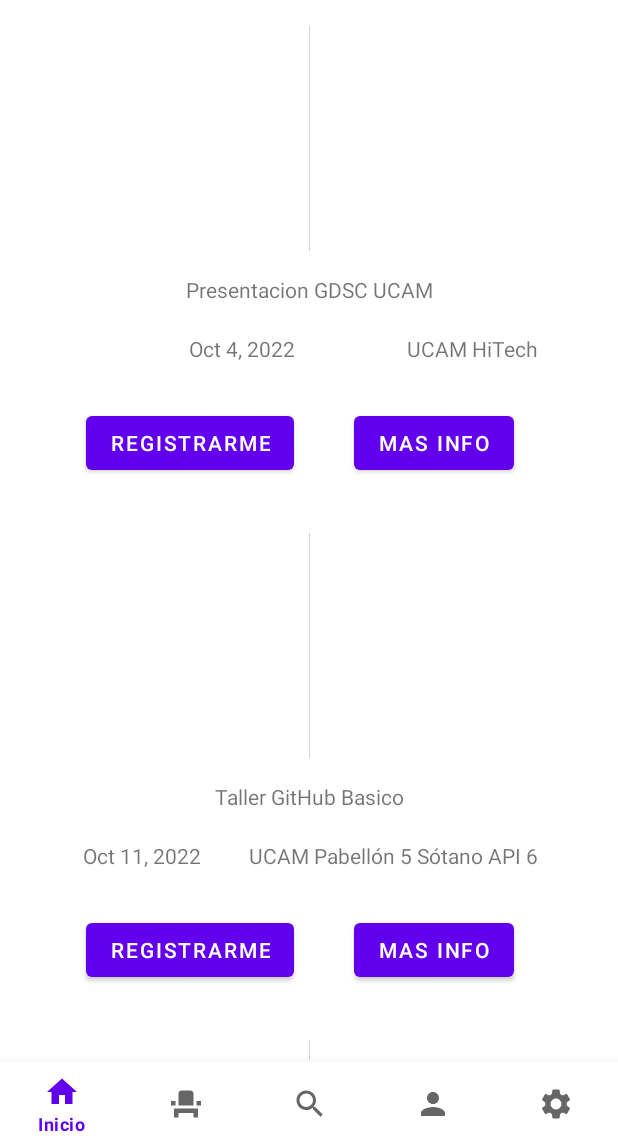
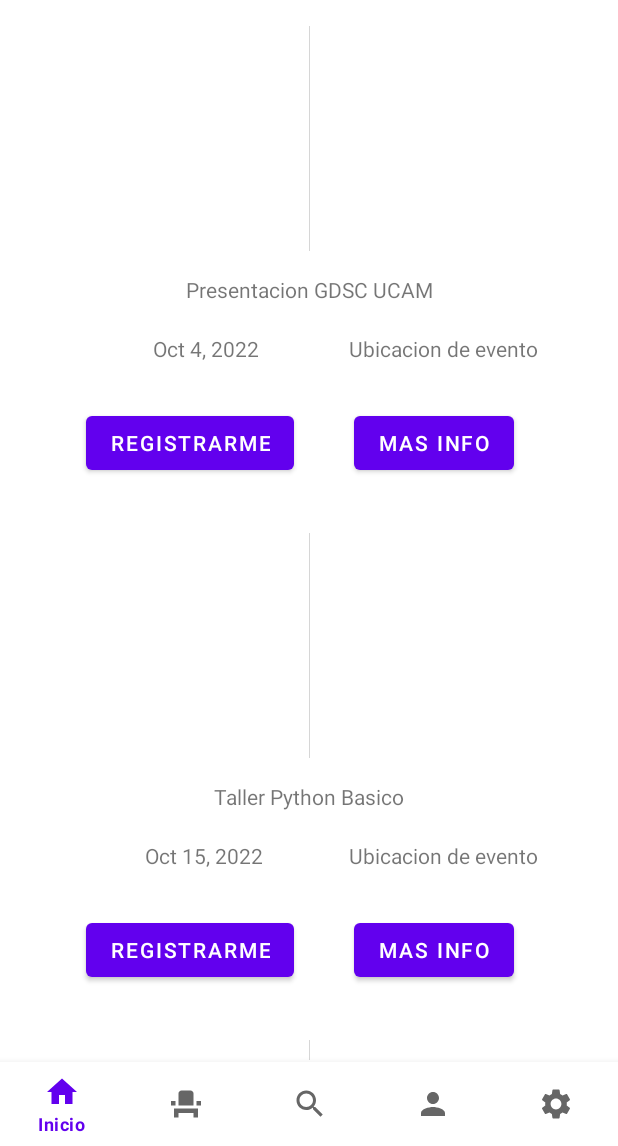
Before and after one commit to ODRomero/GDSC-UCAM-Event-Manager, an Android app: the fragment buscar placed in its activity, on a phone screen of 412 x 824 dp, the part 90-1236 px from its top. Run offline under Robolectric (Android 15) with nearby library versions, the phone set to English and light mode, and no system bars; our stand-ins replace Picasso; pictures from the network do not load.

Commit message:
Mostrando los eventos dinámicamente cargando de la base de datos en el recyclerviwer

```diff
--- a/app/build.gradle
+++ b/app/build.gradle
@@ -44,6 +44,8 @@
     implementation 'com.google.android.material:material:1.7.0'
     implementation("androidx.cardview:cardview:1.0.0")
     implementation 'androidx.constraintlayout:constraintlayout:2.1.3'
+    implementation 'com.github.bumptech.glide:glide:4.14.2'
+    annotationProcessor 'com.github.bumptech.glide:compiler:4.14.2'
     testImplementation 'junit:junit:4.13.2'
     androidTestImplementation 'androidx.test.ext:junit:1.1.3'
     androidTestImplementation 'androidx.test.espresso:espresso-core:3.4.0'
--- a/app/src/main/java/com/example/clase/RecyclerAdapter.kt
+++ b/app/src/main/java/com/example/clase/RecyclerAdapter.kt
@@ -43,7 +43,7 @@
 
         fun bind(evento:Evento, context: Context){
             nombreEvento.text = evento.nombre
-            ubicacionEvento.text = evento.ubicacion.nombre
+            //ubicacionEvento.text = evento.ubicacion.UBID
             fechaEvento.text = evento.fecha
             itemView.setOnClickListener(View.OnClickListener { Toast.makeText(context, evento.nombre, Toast.LENGTH_SHORT).show() })
             imageEvento.loadUrl(evento.foto)
--- a/app/src/main/java/com/example/clase/buscar.kt
+++ b/app/src/main/java/com/example/clase/buscar.kt
@@ -1,6 +1,6 @@
 package com.example.clase
 
-import android.app.Activity
+import android.annotation.SuppressLint
 import android.os.Bundle
 import android.view.LayoutInflater
 import android.view.View
@@ -9,8 +9,6 @@
 import androidx.recyclerview.widget.LinearLayoutManager
 import androidx.recyclerview.widget.RecyclerView
 import dataClasses.Evento
-import dataClasses.Facilitador
-import dataClasses.Ubicacion
 
 
 // TODO: Rename parameter arguments, choose names that match
@@ -82,20 +80,41 @@
     }
 
     //TODO: sacar los eventos, facilitadores y ubicaciones de la BBDD en vez de tenerlos quemados
+    @SuppressLint("Range")
     fun getEventos(): MutableList<Evento>{
         var eventos:MutableList<Evento> = ArrayList()
-        //Ubicaciones
-        var ubicacionHiTech: Ubicacion = Ubicacion("Ctra. Nora Guadalupe, 3A, 30107 Murcia", "50 Personas", "UCAM HiTech")
-        var ubicacionUCAM: Ubicacion = Ubicacion("Av. de los Jerónimos, 135, 30107 Guadalupe de Maciascoque, Murcia", "28 Personas", "UCAM Pabellón 5 Sótano API 6")
-        var ubicacionOnline: Ubicacion = Ubicacion("Plataforma GDSC UCAM", "Ilimitado", "Online")
-        //Facilitadores
-        var facilitadorOscar: Facilitador = Facilitador("Oscar Romero", "Team Lead del GDSC UCAM", "oromero@gdsc_ucam.com", "https://res.cloudinary.com/startup-grind/image/upload/c_fill,dpr_2.0,f_auto,g_center,h_250,q_auto:good,w_250/v1/gcs/platform-data-dsc/events/IMG_20220129_120113_494.jpg")
-        var facilitadorJorge: Facilitador = Facilitador("Jorge Arcas", "Core Team Member del GDSC UCAM", "jarcas@gdsc_ucam.com", "https://res.cloudinary.com/startup-grind/image/upload/c_fill,dpr_2.0,f_auto,g_center,h_250,q_auto:good,w_250/v1/gcs/platform-data-dsc/events/ezgif.com-gif-maker_22hnFZ2.png")
-        var facilitadorJesus: Facilitador = Facilitador("Jesus Gonzalez", "Core Team Member del GDSC UCAM", "jgonzalez@gdsc_ucam.com", "https://res.cloudinary.com/startup-grind/image/upload/c_fill,dpr_2.0,f_auto,g_center,h_250,q_auto:good,w_250/v1/gcs/platform-data-dsc/events/ezgif.com-gif-maker%20%282%29.png")
-        //Eventos
-        eventos.add(Evento("Presentacion GDSC UCAM", "Oct 4, 2022", "Presentaremos al equipo que conforma al equipo del GDSC UCAM y los tipo de eventos que queremos realizar este año", "https://res.cloudinary.com/startup-grind/image/upload/c_fill,dpr_2.0,f_auto,g_xy_center,h_650,q_auto:good,w_1200,x_w_mul_0.5,y_h_mul_0.38/v1/gcs/platform-data-dsc/event_banners/Event%20Promo%20-%20Presentacion_lJi3o2J.png", ubicacionHiTech, facilitadorOscar))
-        eventos.add(Evento("Taller GitHub Basico", "Oct 11, 2022", "Introduccion al control de versiones e integraciones con VS Code", "https://res.cloudinary.com/startup-grind/image/upload/c_fill,dpr_2.0,f_auto,g_xy_center,h_650,q_auto:good,w_1200,x_w_mul_0.5,y_h_mul_0.55/v1/gcs/platform-data-dsc/event_banners/GitHub%20Basico%20Promo%20-%20Green.jpg", ubicacionUCAM, facilitadorJorge))
-        eventos.add(Evento("Taller Python Basico", "Oct 15, 2022", "Introduccion al lenguaje de progracion Python", "https://res.cloudinary.com/startup-grind/image/upload/c_fill,dpr_2.0,f_auto,g_xy_center,h_650,q_auto:good,w_1200,x_w_mul_0.5,y_h_mul_0.65/v1/gcs/platform-data-dsc/event_banners/promo%20taller%20basico%20de%20python.png",  ubicacionOnline, facilitadorJesus))
+
+        var nom: String = ""
+        var fech: String = ""
+        var foto: String = ""
+        var FID:String = ""
+        var UBID:String = ""
+        var descripcion:String = ""
+
+        // Create or Instantiate the database
+        val dataBaseHelper = DataBaseHelper(this.requireContext().applicationContext)
+        val db_reader = dataBaseHelper.readableDatabase
+        val cursor = db_reader.query(
+            "Evento",      // The table to query
+            null,           // The array of columns to return (pass null to get all)
+            null,           // The columns for the WHERE clause
+            null,           // The values for the WHERE clause
+            null,           // don't group the rows
+            null,           // don't filter by row groups
+            null // The sort order
+        )
+        with(cursor) {
+            while (moveToNext()) {
+                nom = getString(getColumnIndex("nombre"))
+                fech = getString(getColumnIndex("fecha"))
+                foto = getString(getColumnIndex("foto"))
+                FID = getString(getColumnIndex("FID"))
+                UBID = getString(getColumnIndex("UBID"))
+                descripcion=getString(getColumnIndex("descripcion"))
+                eventos.add(Evento(nom,fech,descripcion,foto,FID,UBID))
+            }
+        }
+        cursor.close()
         return eventos
     }
 }
--- a/app/src/main/java/dataClasses/Evento.kt
+++ b/app/src/main/java/dataClasses/Evento.kt
@@ -5,6 +5,6 @@
     var fecha:String,
     var descripcion:String,
     var foto:String,
-    var ubicacion: Ubicacion,
-    var facilitador: Facilitador
+    var ubicacion: String,
+    var facilitador: String
 )
```
Also changed, not shown: app/src/main/java/com/example/clase/DataBaseHelper.kt (+16 -25 lines).
